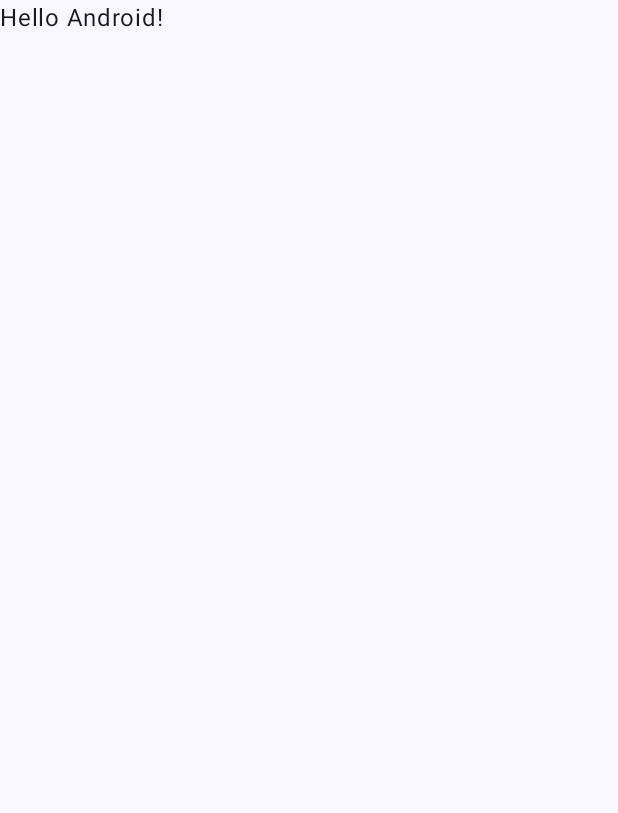
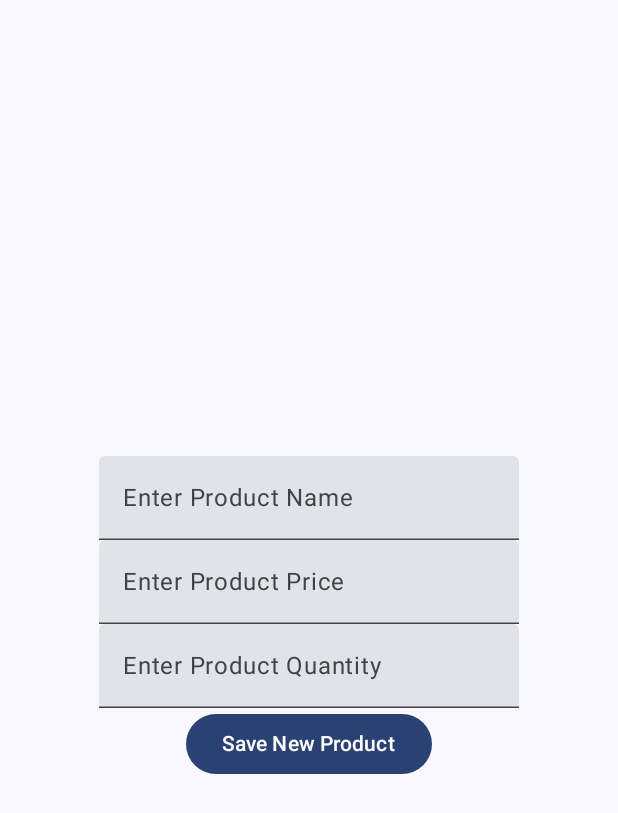
Before and after one commit to YWCA-F24-W25/YWCAF24-W25, an Android app built with Jetpack Compose: the AddNewProductActivity screen opened directly, with no data from a screen before it, on a phone screen of 412 x 824 dp. Before the commit the part shown is almost empty. Shown: the top 813 px of the screen. Run offline under Robolectric (Android 15) with nearby library versions, the phone set to English and light mode, and no system bars.

Commit message:
Product App

```diff
--- a/ProductsApp/app/src/main/java/com/example/productsapp/AddNewProductActivity.kt
+++ b/ProductsApp/app/src/main/java/com/example/productsapp/AddNewProductActivity.kt
@@ -1,17 +1,26 @@
 package com.example.productsapp
 
+import android.content.Intent
 import android.os.Bundle
 import androidx.activity.ComponentActivity
 import androidx.activity.compose.setContent
 import androidx.activity.enableEdgeToEdge
+import androidx.compose.foundation.layout.Arrangement
+import androidx.compose.foundation.layout.Column
 import androidx.compose.foundation.layout.fillMaxSize
 import androidx.compose.foundation.layout.padding
+import androidx.compose.material3.Button
 import androidx.compose.material3.Scaffold
 import androidx.compose.material3.Text
+import androidx.compose.material3.TextField
 import androidx.compose.runtime.Composable
+import androidx.compose.runtime.mutableStateOf
+import androidx.compose.runtime.remember
+import androidx.compose.ui.Alignment
 import androidx.compose.ui.Modifier
-import androidx.compose.ui.tooling.preview.Preview
+import com.example.productsapp.Model.Product
 import com.example.productsapp.ui.theme.ProductsAppTheme
+
 
 class AddNewProductActivity : ComponentActivity() {
     override fun onCreate(savedInstanceState: Bundle?) {
@@ -20,9 +29,15 @@ class AddNewProductActivity : ComponentActivity() {
         setContent {
             ProductsAppTheme {
                 Scaffold(modifier = Modifier.fillMaxSize()) { innerPadding ->
-                    Greeting(
-                        name = "Android",
-                        modifier = Modifier.padding(innerPadding)
+                    AddNewProductUI(
+                        modifier = Modifier.padding(innerPadding),
+                        onSaveClicked = {newP ->
+                            // new product is ready
+                            val resultIntent = Intent()
+                            resultIntent.putExtra("newProduct", newP)
+                            setResult(RESULT_OK, resultIntent)
+                            finish()
+                        }
                     )
                 }
             }
@@ -31,17 +46,69 @@ class AddNewProductActivity : ComponentActivity() {
 }
 
 @Composable
-fun Greeting(name: String, modifier: Modifier = Modifier) {
-    Text(
-        text = "Hello $name!",
-        modifier = modifier
-    )
+fun AddNewProductUI( modifier: Modifier = Modifier, onSaveClicked: (p:Product)->Unit) {
+    var nameInput = remember { mutableStateOf("") }
+    var priceInput = remember { mutableStateOf("") }
+    var quantityInput = remember { mutableStateOf("") }
+
+
+    Column (Modifier.fillMaxSize(),
+        horizontalAlignment = Alignment.CenterHorizontally,
+        verticalArrangement = Arrangement.Center
+        ){
+        TextField(
+            value = nameInput.value,
+            onValueChange = {
+            nameInput.value = it
+        },
+            label = {
+                Text("Enter Product Name")
+            },
+            placeholder = {
+                Text("e.g. Hats")
+            }
+
+            )
+
+        TextField(
+            value = priceInput.value,
+            onValueChange = {
+                priceInput.value = it
+            },
+            label = {
+                Text("Enter Product Price")
+            },
+            placeholder = {
+                Text("e.g. 5.6")
+            }
+
+        )
+        TextField(
+            value = quantityInput.value,
+            onValueChange = {
+                quantityInput.value = it
+            },
+            label = {
+                Text("Enter Product Quantity")
+            },
+            placeholder = {
+                Text("e.g. 7")
+            }
+
+        )
+        Button(onClick = {
+           if ((!nameInput.value.isEmpty()) &&
+               (!quantityInput.value.isEmpty()) &&
+               (!priceInput.value.isEmpty())){
+                   var q = quantityInput.value.toInt()
+                    var p = priceInput.value.toDouble()
+                    var newProduct = Product(Math.random().toInt(), nameInput.value, p, q)
+                    onSaveClicked(newProduct)
+               }
+        }) {
+            Text("Save New Product")
+        }
+
+
+   }
 }
-
-@Preview(showBackground = true)
-@Composable
-fun GreetingPreview() {
-    ProductsAppTheme {
-        Greeting("Android")
-    }
-}
--- a/ProductsApp/app/src/main/java/com/example/productsapp/ViewModel/ProductViewModel.kt
+++ b/ProductsApp/app/src/main/java/com/example/productsapp/ViewModel/ProductViewModel.kt
@@ -4,6 +4,7 @@ import androidx.compose.runtime.mutableStateListOf
 import androidx.compose.runtime.snapshots.SnapshotStateList
 import androidx.lifecycle.ViewModel
 import com.example.productsapp.Model.Product
+import java.io.Serializable
 
 // note - this code works only if the ViewModel has no parameters
 class ProductViewModel() : ViewModel() {
@@ -14,7 +15,7 @@ class ProductViewModel() : ViewModel() {
         addAll(repo.getInitialStaticList())
     }
 
-    fun addNewProduct(p:Product){
+    fun addNewProduct(p: Product){
         repo.addNewProductStaticly(p)
         stateList.add(p)
     }
```
Also changed, not shown: ProductsApp/app/src/main/java/com/example/productsapp/MainActivity.kt (+20 -1 lines), ProductsApp/app/src/main/java/com/example/productsapp/Model/Product.kt (+8 -6 lines), ProductsApp/app/src/main/java/com/example/productsapp/View/AppUI.kt (+34 -1 lines).
